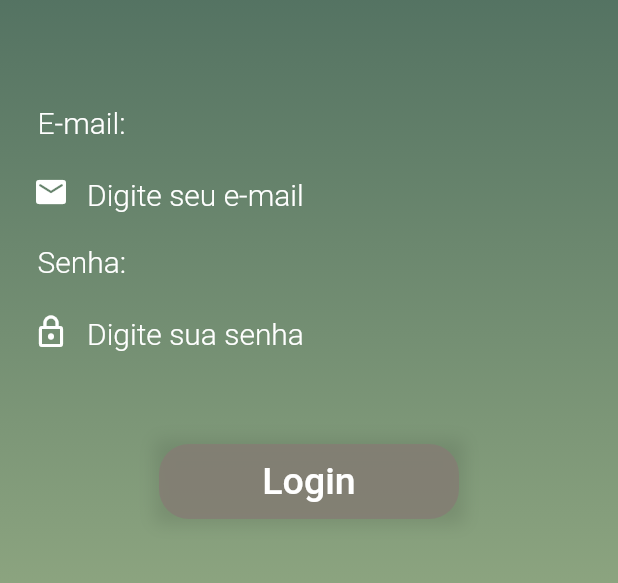
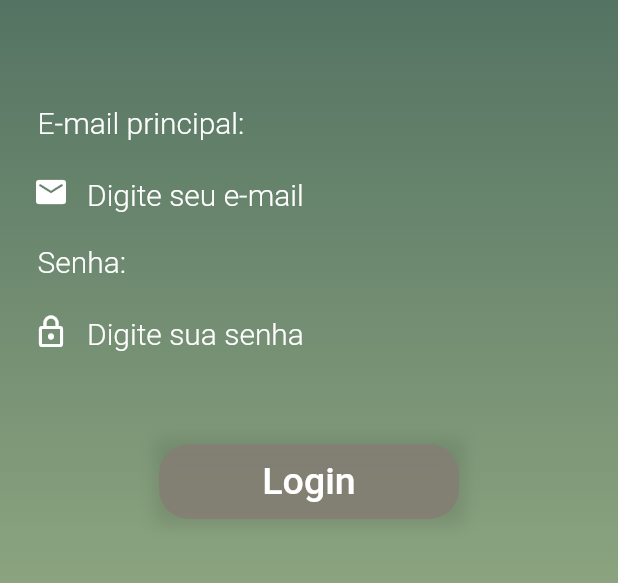
Before and after one commit to m-parducci/Projeto-LifeGuard, a Flutter app: the screen it shows after launch, on a phone screen of 412 x 824 dp, the part 435-1018 px from its top. Run offline on Flutter 3.47's test engine with Material 2 defaults, Android fonts, the phone set to English and light mode, and no system bars; our stand-ins replace geolocator, google_maps_flutter, google_nav_bar; missing offline and left inert: mqtt_client.

Commit message:
edição texto email

```diff
--- a/lib/pages/login.dart
+++ b/lib/pages/login.dart
@@ -14,7 +14,7 @@ class _loginState extends State<login> {
         Padding(
           padding: const EdgeInsets.fromLTRB(15, 10, 0, 0),
           child: Text(
-            'E-mail:',
+            'E-mail principal:',
             style: TextStyle(
               fontSize: 20,
               fontWeight: FontWeight.w300,
```
